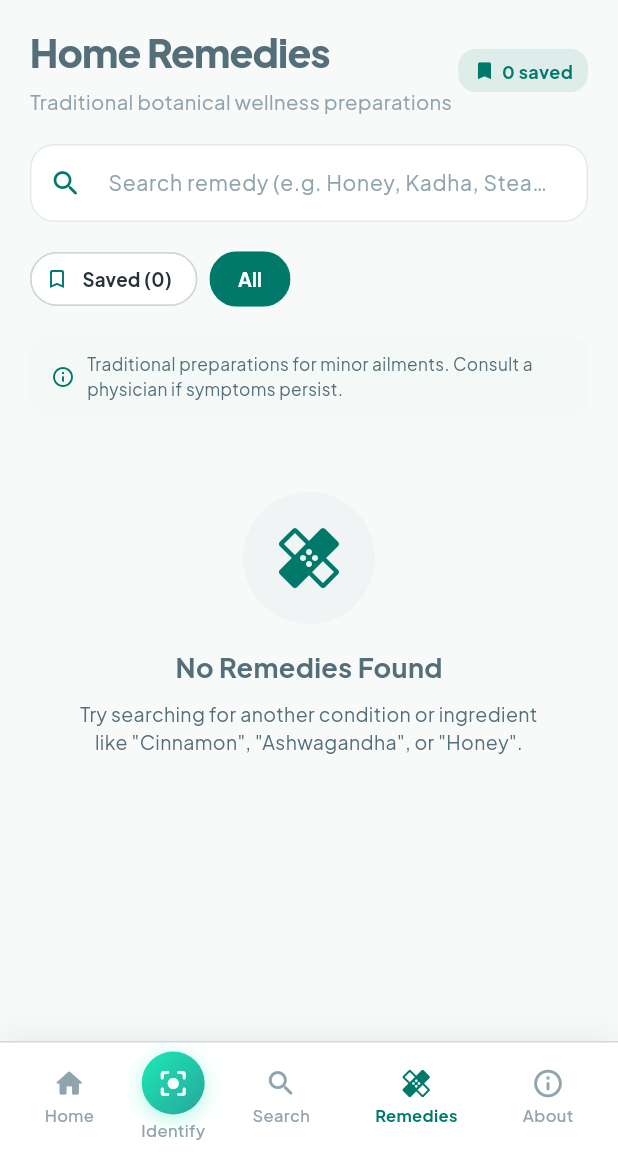
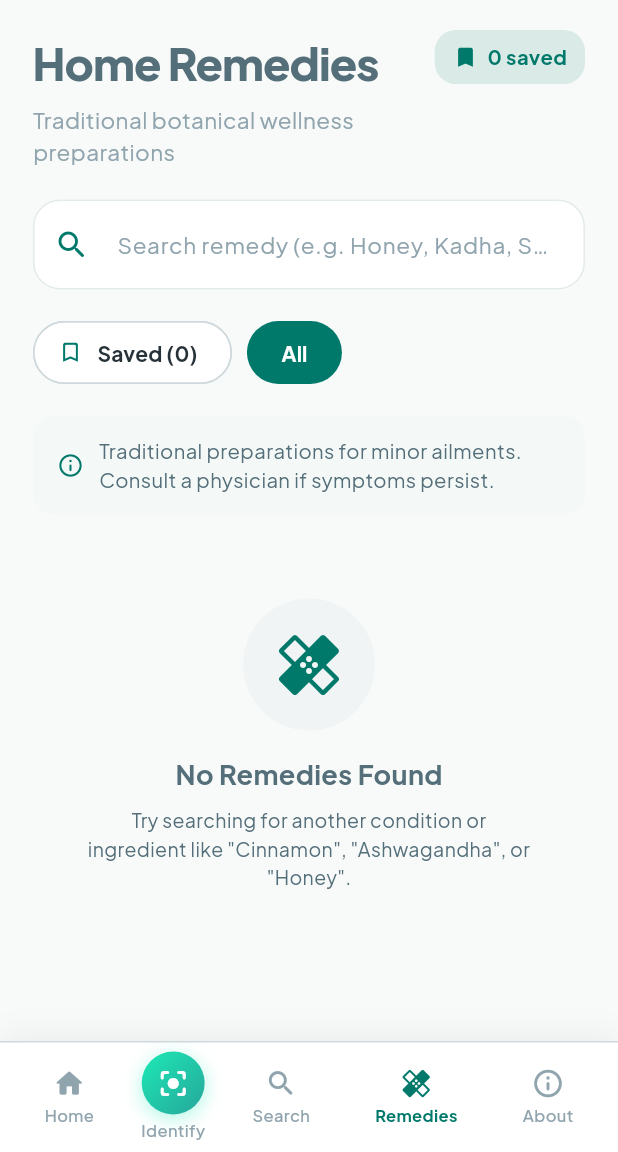
Before and after one commit to ankitshanbhog/MediPlant, a Flutter app: the screen it shows after launch, item 4 of the bottom bar chosen, on a phone screen of 412 x 824 dp, the part 84-1236 px from its top. Run offline on Flutter 3.47's test engine with Material 3 defaults, Android fonts, the phone set to English and light mode, and no system bars; our stand-ins replace flutter_tts, google_fonts, image_picker, sqflite; accounts and stored records are empty; network calls fail.

Commit message:
feat(ui): redesign Search and Remedies screens with spacious layout and larger fonts, add TTA

```diff
--- a/lib/ui/screens/remedies_screen.dart
+++ b/lib/ui/screens/remedies_screen.dart
@@ -31,49 +31,55 @@ class _RemediesScreenState extends State<RemediesScreen> {
       backgroundColor: isDark ? AppColors.backgroundDark : const Color(0xFFF7FAF8),
       body: SafeArea(
         child: SingleChildScrollView(
-          padding: const EdgeInsets.symmetric(horizontal: 20, vertical: 16),
+          padding: const EdgeInsets.symmetric(horizontal: 22, vertical: 20),
           child: Column(
             crossAxisAlignment: CrossAxisAlignment.start,
             children: [
-
+              // Header
               Row(
                 mainAxisAlignment: MainAxisAlignment.spaceBetween,
+                crossAxisAlignment: CrossAxisAlignment.start,
                 children: [
-                  Column(
+                  Expanded(
+                    child: Column(
                       crossAxisAlignment: CrossAxisAlignment.start,
                       children: [
                         const Text(
                           'Home Remedies',
                           style: TextStyle(
-                          fontSize: 26,
+                            fontSize: 30,
                             fontWeight: FontWeight.w900,
-                          letterSpacing: -0.5,
+                            letterSpacing: -0.6,
                           ),
                         ),
-                      const SizedBox(height: 4),
+                        const SizedBox(height: 6),
                         Text(
                           'Traditional botanical wellness preparations',
                           style: TextStyle(
-                          fontSize: 13.5,
+                            fontSize: 15,
+                            height: 1.4,
                             color: isDark ? AppColors.textSecondaryDark : AppColors.textMutedLight,
                           ),
                         ),
                       ],
                     ),
+                  ),
+                  const SizedBox(width: 12),
                   Container(
-                    padding: const EdgeInsets.symmetric(horizontal: 10, vertical: 6),
+                    padding: const EdgeInsets.symmetric(horizontal: 12, vertical: 8),
                     decoration: BoxDecoration(
-                      color: AppColors.primary.withOpacity(0.1),
-                      borderRadius: BorderRadius.circular(12),
+                      color: AppColors.primary.withOpacity(0.12),
+                      borderRadius: BorderRadius.circular(14),
                     ),
                     child: Row(
+                      mainAxisSize: MainAxisSize.min,
                       children: [
-                        const Icon(Icons.bookmark_rounded, size: 15, color: AppColors.primary),
-                        const SizedBox(width: 4),
+                        const Icon(Icons.bookmark_rounded, size: 17, color: AppColors.primary),
+                        const SizedBox(width: 6),
                         Text(
                           '${remediesVM.bookmarkedIds.length} saved',
                           style: const TextStyle(
-                            fontSize: 12,
+                            fontSize: 13.5,
                             fontWeight: FontWeight.w700,
                             color: AppColors.primary,
                           ),
@@ -83,59 +89,64 @@ class _RemediesScreenState extends State<RemediesScreen> {
                   ),
                 ],
               ),
-              const SizedBox(height: 18),
+              const SizedBox(height: 22),
 
+              // Search Box
               TextField(
                 onChanged: (value) => remediesVM.setSearchQuery(value),
-                style: const TextStyle(fontSize: 14.5),
+                style: const TextStyle(fontSize: 16),
                 decoration: InputDecoration(
                   hintText: 'Search remedy (e.g. Honey, Kadha, Steam)...',
                   hintStyle: TextStyle(
-                    fontSize: 14,
+                    fontSize: 15,
                     color: isDark ? AppColors.textMutedDark : AppColors.textMutedLight,
                   ),
-                  prefixIcon: const Icon(Icons.search_rounded, color: AppColors.primary, size: 22),
+                  prefixIcon: const Padding(
+                    padding: EdgeInsets.symmetric(horizontal: 14),
+                    child: Icon(Icons.search_rounded, color: AppColors.primary, size: 24),
+                  ),
+                  prefixIconConstraints: const BoxConstraints(minWidth: 48, minHeight: 48),
                   suffixIcon: remediesVM.searchQuery.isNotEmpty
                       ? IconButton(
-                          icon: const Icon(Icons.clear_rounded, size: 18),
+                          icon: const Icon(Icons.clear_rounded, size: 20),
                           onPressed: () => remediesVM.setSearchQuery(''),
                         )
                       : null,
                   filled: true,
                   fillColor: isDark ? AppColors.surfaceDark : Colors.white,
-                  contentPadding: const EdgeInsets.symmetric(horizontal: 18, vertical: 15),
+                  contentPadding: const EdgeInsets.symmetric(horizontal: 20, vertical: 18),
                   enabledBorder: OutlineInputBorder(
-                    borderRadius: BorderRadius.circular(16),
+                    borderRadius: BorderRadius.circular(18),
                     borderSide: BorderSide(
                       color: isDark ? AppColors.borderDark : const Color(0xFFE2EBE5),
                     ),
                   ),
                   focusedBorder: OutlineInputBorder(
-                    borderRadius: BorderRadius.circular(16),
-                    borderSide: const BorderSide(color: AppColors.primary, width: 1.5),
+                    borderRadius: BorderRadius.circular(18),
+                    borderSide: const BorderSide(color: AppColors.primary, width: 1.8),
                   ),
                 ),
               ),
-              const SizedBox(height: 14),
+              const SizedBox(height: 18),
 
+              // Category & Bookmark Filter Row
               SingleChildScrollView(
                 scrollDirection: Axis.horizontal,
                 child: Row(
                   children: [
-
                     Padding(
-                      padding: const EdgeInsets.only(right: 8),
+                      padding: const EdgeInsets.only(right: 10),
                       child: FilterChip(
                         selected: _showOnlyBookmarked,
                         showCheckmark: false,
                         avatar: Icon(
                           _showOnlyBookmarked ? Icons.bookmark_rounded : Icons.bookmark_border_rounded,
-                          size: 16,
+                          size: 17,
                           color: _showOnlyBookmarked ? Colors.white : AppColors.primary,
                         ),
                         label: Text('Saved (${remediesVM.bookmarkedIds.length})'),
                         labelStyle: TextStyle(
-                          fontSize: 12.5,
+                          fontSize: 14,
                           fontWeight: FontWeight.w700,
                           color: _showOnlyBookmarked
                               ? Colors.white
@@ -144,13 +155,14 @@ class _RemediesScreenState extends State<RemediesScreen> {
                         backgroundColor: isDark ? AppColors.surfaceDark : Colors.white,
                         selectedColor: AppColors.primary,
                         shape: RoundedRectangleBorder(
-                          borderRadius: BorderRadius.circular(20),
+                          borderRadius: BorderRadius.circular(22),
                           side: BorderSide(
                             color: _showOnlyBookmarked
                                 ? AppColors.primary
                                 : (isDark ? AppColors.borderDark : AppColors.borderLight),
                           ),
                         ),
+                        padding: const EdgeInsets.symmetric(horizontal: 14, vertical: 10),
                         onSelected: (selected) {
                           setState(() => _showOnlyBookmarked = selected);
                         },
@@ -171,23 +183,25 @@ class _RemediesScreenState extends State<RemediesScreen> {
                   ],
                 ),
               ),
-              const SizedBox(height: 14),
+              const SizedBox(height: 18),
 
+              // Guidance Banner
               Container(
-                padding: const EdgeInsets.symmetric(horizontal: 14, vertical: 10),
+                padding: const EdgeInsets.symmetric(horizontal: 16, vertical: 14),
                 decoration: BoxDecoration(
-                  color: isDark ? AppColors.surfaceSubtleDark : AppColors.lightMint.withOpacity(0.5),
-                  borderRadius: BorderRadius.circular(12),
+                  color: isDark ? AppColors.surfaceSubtleDark : AppColors.lightMint.withOpacity(0.55),
+                  borderRadius: BorderRadius.circular(14),
                 ),
                 child: Row(
                   children: [
-                    const Icon(Icons.info_outline_rounded, color: AppColors.primary, size: 16),
-                    const SizedBox(width: 8),
+                    const Icon(Icons.info_outline_rounded, color: AppColors.primary, size: 18),
+                    const SizedBox(width: 10),
                     Expanded(
                       child: Text(
                         'Traditional preparations for minor ailments. Consult a physician if symptoms persist.',
                         style: TextStyle(
-                          fontSize: 11.5,
+                          fontSize: 13.5,
+                          height: 1.4,
                           color: isDark ? AppColors.textSecondaryDark : AppColors.textSecondaryLight,
                         ),
                       ),
@@ -195,8 +209,9 @@ class _RemediesScreenState extends State<RemediesScreen> {
                   ],
                 ),
               ),
-              const SizedBox(height: 18),
+              const SizedBox(height: 24),
 
+              // Remedies List / Empty State
               if (displayedRemedies.isEmpty) ...[
                 EmptyStateView(
                   icon: _showOnlyBookmarked ? Icons.bookmark_border_rounded : Icons.healing_outlined,
@@ -213,11 +228,15 @@ class _RemediesScreenState extends State<RemediesScreen> {
                       _showOnlyBookmarked
                           ? 'Saved Remedies (${displayedRemedies.length})'
                           : 'Available Preparations (${displayedRemedies.length})',
-                      style: const TextStyle(fontSize: 16, fontWeight: FontWeight.w800),
+                      style: const TextStyle(
+                        fontSize: 19,
+                        fontWeight: FontWeight.w800,
+                        letterSpacing: -0.3,
+                      ),
                     ),
                   ],
                 ),
-                const SizedBox(height: 12),
+                const SizedBox(height: 16),
                 ...displayedRemedies.map((remedy) {
                   return RemedyCard(
                     remedy: remedy,
@@ -239,7 +258,7 @@ class _RemediesScreenState extends State<RemediesScreen> {
                   );
                 }),
               ],
-              const SizedBox(height: 24),
+              const SizedBox(height: 28),
             ],
           ),
         ),
--- a/lib/ui/widgets/disease_chip.dart
+++ b/lib/ui/widgets/disease_chip.dart
@@ -20,7 +20,7 @@ class DiseaseChip extends StatelessWidget {
     final isDark = Theme.of(context).brightness == Brightness.dark;
 
     return Padding(
-      padding: const EdgeInsets.only(right: 8),
+      padding: const EdgeInsets.only(right: 10),
       child: FilterChip(
         label: Text(label),
         selected: isSelected,
@@ -28,7 +28,7 @@ class DiseaseChip extends StatelessWidget {
         avatar: icon != null
             ? Icon(
                 icon,
-                size: 16,
+                size: 17,
                 color: isSelected
                     ? (isDark ? AppColors.primaryDark : Colors.white)
                     : (isDark ? AppColors.mint : AppColors.primary),
@@ -37,21 +37,21 @@ class DiseaseChip extends StatelessWidget {
         backgroundColor: isDark ? AppColors.surfaceSubtleDark : AppColors.surfaceLight,
         selectedColor: isDark ? AppColors.primaryAccent : AppColors.primary,
         labelStyle: TextStyle(
-          fontSize: 13,
+          fontSize: 14,
           fontWeight: isSelected ? FontWeight.w700 : FontWeight.w500,
           color: isSelected
               ? (isDark ? AppColors.primaryDark : Colors.white)
               : (isDark ? AppColors.textPrimaryDark : AppColors.textPrimaryLight),
         ),
         shape: RoundedRectangleBorder(
-          borderRadius: BorderRadius.circular(20),
+          borderRadius: BorderRadius.circular(22),
           side: BorderSide(
             color: isSelected
                 ? Colors.transparent
                 : (isDark ? AppColors.borderDark : AppColors.borderLight),
           ),
         ),
-        padding: const EdgeInsets.symmetric(horizontal: 10, vertical: 8),
+        padding: const EdgeInsets.symmetric(horizontal: 14, vertical: 10),
         showCheckmark: false,
       ),
     );
```
Also changed, not shown: lib/services/backend_recognition_service.dart (+16 -0 lines), lib/ui/screens/disease_search_screen.dart (+92 -70 lines), lib/ui/widgets/remedy_card.dart (+189 -163 lines), 1 other file. Lines whose indentation alone changed are shown as unchanged.
